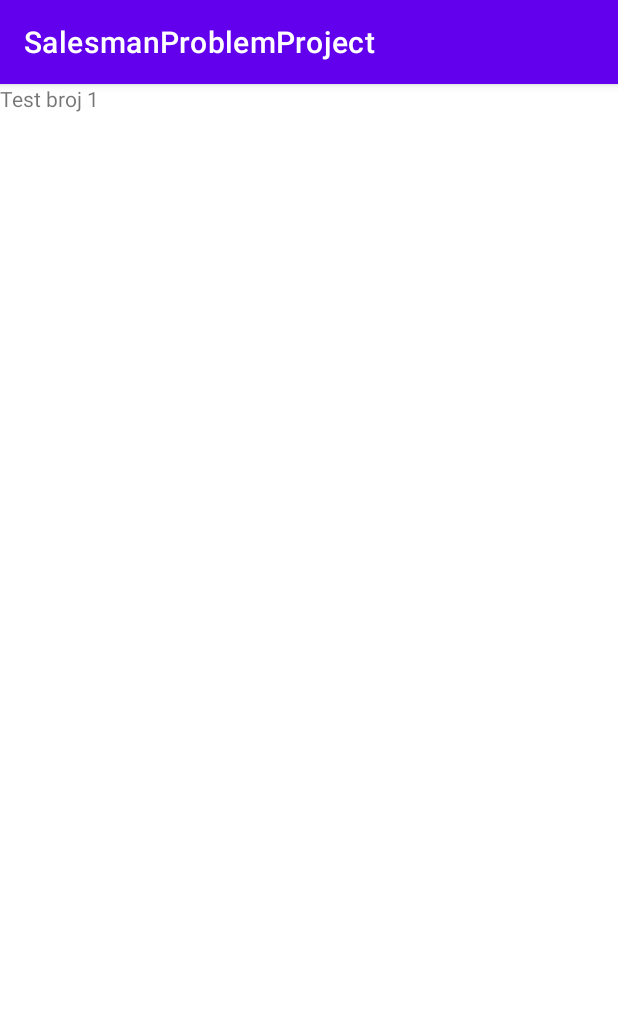
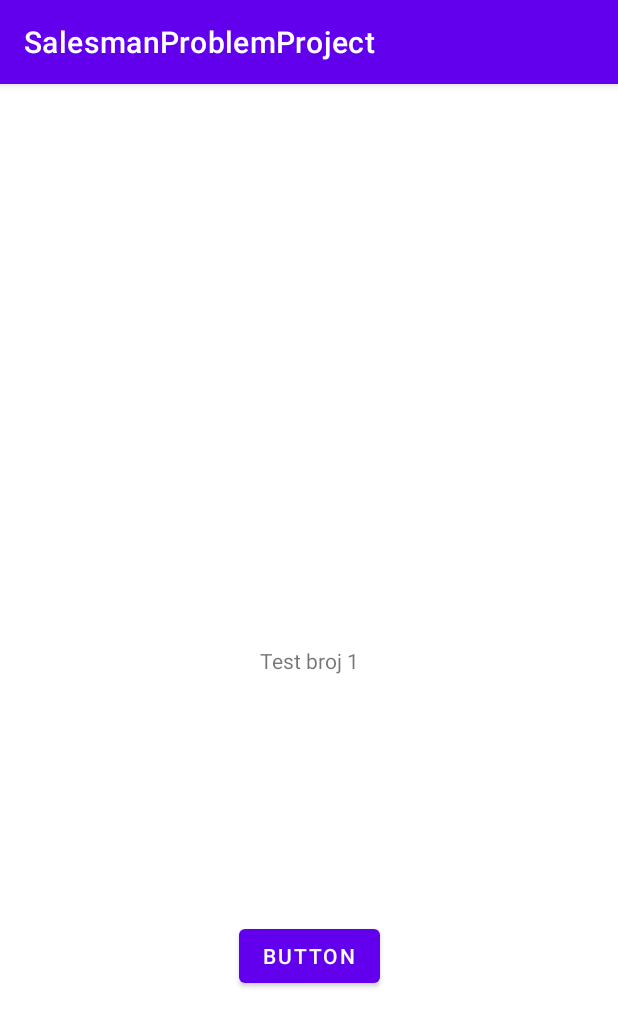
Before and after one commit to kerimnuhanovic/SalesmanProblemProject2, an Android app: the screen it shows after launch (MainActivity), on a phone screen of 412 x 824 dp. Shown: the top 1027 px of the screen. Run offline under Robolectric (Android 15) with nearby library versions, the phone set to English and light mode, and no system bars; our stand-ins replace Timber, data binding.

Commit message:
Upload3Purak
Ubacen Recyler rview, nije dovrseno jos

```diff
--- /dev/null
+++ b/app/src/main/java/com/example/salesmanproblemproject/Grad.kt
@@ -0,0 +1,3 @@
+package com.example.salesmanproblemproject
+
+data class Grad(val grad: String="", val drzava: String="")
--- a/app/src/main/java/com/example/salesmanproblemproject/TitleFragment.kt
+++ b/app/src/main/java/com/example/salesmanproblemproject/TitleFragment.kt
@@ -6,14 +6,20 @@ import android.view.LayoutInflater
 import android.view.View
 import android.view.ViewGroup
 import androidx.databinding.DataBindingUtil
+import androidx.navigation.findNavController
 import com.example.salesmanproblemproject.databinding.FragmentTitleBinding
 
 class TitleFragment : Fragment() {
+
     override fun onCreateView(
         inflater: LayoutInflater, container: ViewGroup?,
         savedInstanceState: Bundle?
     ): View? {
         val binding: FragmentTitleBinding = DataBindingUtil.inflate(inflater, R.layout.fragment_title, container, false)
+        binding.dugmeSljedeci.setOnClickListener {
+            it.findNavController().navigate(TitleFragmentDirections.actionTitleFragment2ToListaGradovaFragment())
+
+        }
         return binding.root;
     }
 
--- a/app/src/main/res/layout/fragment_title.xml
+++ b/app/src/main/res/layout/fragment_title.xml
@@ -8,9 +8,24 @@
         android:layout_height="match_parent">
 
         <TextView
+            android:id="@+id/textView"
             android:layout_width="wrap_content"
             android:layout_height="wrap_content"
-            android:text="Test broj 1"/>
+            android:text="Test broj 1"
+            app:layout_constraintBottom_toBottomOf="parent"
+            app:layout_constraintEnd_toEndOf="parent"
+            app:layout_constraintStart_toStartOf="parent"
+            app:layout_constraintTop_toTopOf="parent" />
+
+        <Button
+            android:id="@+id/dugmeSljedeci"
+            android:layout_width="wrap_content"
+            android:layout_height="wrap_content"
+            android:text="Button"
+            app:layout_constraintBottom_toBottomOf="parent"
+            app:layout_constraintEnd_toEndOf="parent"
+            app:layout_constraintStart_toStartOf="parent"
+            app:layout_constraintTop_toBottomOf="@+id/textView" />
 
     </androidx.constraintlayout.widget.ConstraintLayout>
 
--- a/app/src/main/res/navigation/navigation.xml
+++ b/app/src/main/res/navigation/navigation.xml
@@ -6,5 +6,13 @@
     <fragment
         android:id="@+id/titleFragment2"
         android:name="com.example.salesmanproblemproject.TitleFragment"
-        android:label="TitleFragment" />
+        android:label="TitleFragment" >
+        <action
+            android:id="@+id/action_titleFragment2_to_listaGradovaFragment"
+            app:destination="@id/listaGradovaFragment" />
+    </fragment>
+    <fragment
+        android:id="@+id/listaGradovaFragment"
+        android:name="com.example.salesmanproblemproject.ListaGradovaFragment"
+        android:label="ListaGradovaFragment" />
 </navigation>
--- a/app/src/main/res/values/strings.xml
+++ b/app/src/main/res/values/strings.xml
@@ -2,4 +2,9 @@
     <string name="app_name">SalesmanProblemProject</string>
     <!-- TODO: Remove or change this placeholder text -->
     <string name="hello_blank_fragment">Hello blank fragment</string>
+    <string name="naslovRecycleView">Lista gradova</string>
+    <string name="naziv_grada">Naziv grada:</string>
+    <string name="dr_ava">Država:</string>
+    <string name="breakline">--------------------------------------------------------------------------------------------------</string>
+    <string name="dodaj_grad">Dodaj grad</string>
 </resources>
```
Also changed, not shown: app/src/main/java/com/example/salesmanproblemproject/GradAdapter.kt (added, +35 -0 lines), app/src/main/java/com/example/salesmanproblemproject/ListaGradovaFragment.kt (added, +38 -0 lines), app/src/main/res/layout/fragment_lista_gradova.xml (added, +39 -0 lines), app/src/main/res/layout/grad_item.xml (added, +66 -0 lines).
